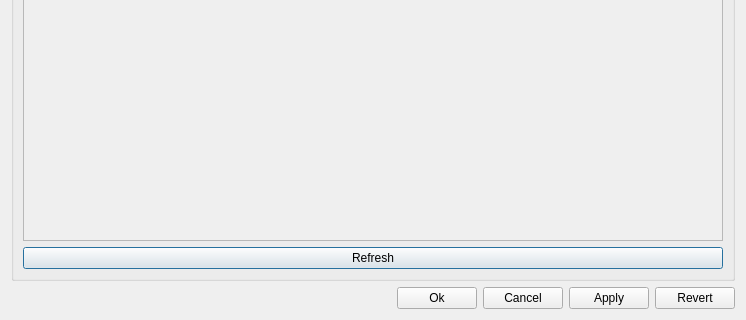
First picture: the form in Source/Scanner3DClient/GUI/SettingsDialog/UI/SettingsDialog.ui, repository MaxGarden/Scanner3DClient, before the edit; both pictures show x 0 to 746 and y 449 to 769 of the 746 by 769 pixel window.
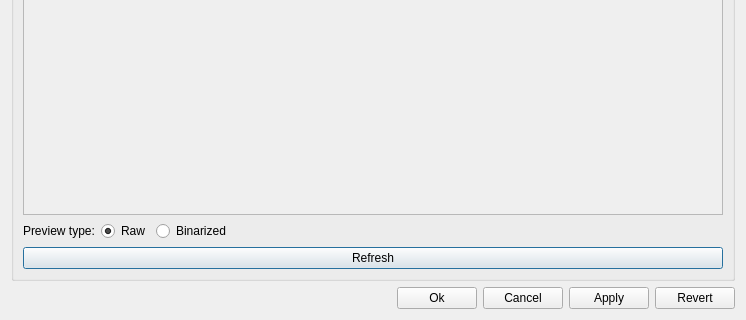
Second picture: the form after the edit.

Commit message: Handle scanner service in settings dialog.

The edit to the form file:
```diff
--- a/Source/Scanner3DClient/GUI/SettingsDialog/UI/SettingsDialog.ui
+++ b/Source/Scanner3DClient/GUI/SettingsDialog/UI/SettingsDialog.ui
@@ -516,7 +516,7 @@
            <x>0</x>
            <y>0</y>
            <width>706</width>
-           <height>417</height>
+           <height>387</height>
           </rect>
          </property>
          <property name="text">
@@ -526,11 +526,62 @@
        </widget>
       </item>
       <item>
-       <widget class="QPushButton" name="m_refreshPreviewPushButton">
-        <property name="text">
-         <string>Refresh</string>
-        </property>
-       </widget>
+       <layout class="QHBoxLayout" name="horizontalLayout_13">
+        <item>
+         <widget class="QLabel" name="m_previewTypeLabel">
+          <property name="maximumSize">
+           <size>
+            <width>100</width>
+            <height>16777215</height>
+           </size>
+          </property>
+          <property name="text">
+           <string>Preview type:</string>
+          </property>
+         </widget>
+        </item>
+        <item>
+         <widget class="QRadioButton" name="m_rawPreviewRadioButton">
+          <property name="text">
+           <string>Raw</string>
+          </property>
+          <property name="checked">
+           <bool>true</bool>
+          </property>
+         </widget>
+        </item>
+        <item>
+         <widget class="QRadioButton" name="m_binarizedPreviewRadioButton">
+          <property name="text">
+           <string>Binarized</string>
+          </property>
+         </widget>
+        </item>
+        <item>
+         <spacer name="horizontalSpacer_2">
+          <property name="orientation">
+           <enum>Qt::Horizontal</enum>
+          </property>
+          <property name="sizeHint" stdset="0">
+           <size>
+            <width>40</width>
+            <height>20</height>
+           </size>
+          </property>
+         </spacer>
+        </item>
+       </layout>
+      </item>
+      <item>
+       <layout class="QHBoxLayout" name="horizontalLayout_12">
+        <item>
+         <widget class="QPushButton" name="m_refreshPreviewPushButton">
+          <property name="text">
+           <string>Refresh</string>
+          </property>
+         </widget>
+        </item>
+       </layout>
       </item>
      </layout>
     </widget>
```
Left out of the diff: 33 changed lines with no effect on the pictures. The commit also changes 4 other files.
